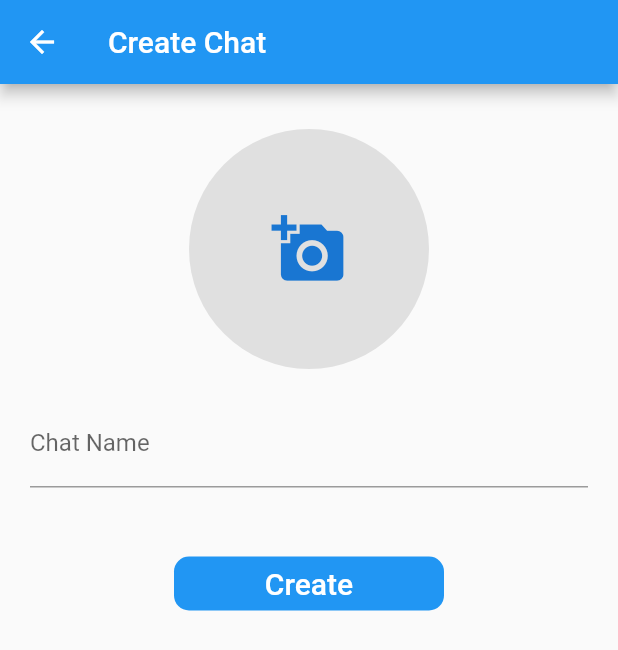
After one commit to louga31/mobile_chat, a Flutter app: the CreateChatScreen screen opened directly, on a phone screen of 412 x 824 dp. The commit adds this screen. Shown: the top 650 px of the screen. Run offline on Flutter 3.47's test engine with Material 2 defaults, Android fonts, the phone set to English and light mode, and no system bars; our stand-ins replace cached_network_image, cloud_firestore, email_validator, firebase_auth, firebase_messaging, firebase_storage and 2 more; accounts and stored records are empty.

Commit message:
1.0 Release

```diff
--- a/lib/main.dart
+++ b/lib/main.dart
@@ -1,5 +1,6 @@
 import 'package:firebase_auth/firebase_auth.dart';
 import 'package:flutter/material.dart';
+import 'package:image_picker/image_picker.dart';
 import 'package:mobile_chat/models/user_data.dart';
 import 'package:mobile_chat/screens/home_screen.dart';
 import 'package:mobile_chat/screens/login_screen.dart';
@@ -11,6 +12,7 @@ import 'package:provider/provider.dart';
 void main() {
   runApp(MultiProvider(providers: [
     ChangeNotifierProvider(create: (_) => UserData()),
+    Provider<ImagePicker>(create: (_) => ImagePicker()),
     Provider<AuthService>(create: (_) => AuthService()),
     Provider<DatabaseService>(create: (_) => DatabaseService()),
     Provider<StorageService>(create: (_) => StorageService()),
@@ -23,7 +25,7 @@ class MyApp extends StatelessWidget {
   Widget build(BuildContext context) {
     return MaterialApp(
       title: 'Flutter Firebase Chat',
-      debugShowCheckedModeBanner: false,
+      //debugShowCheckedModeBanner: false,
       theme: ThemeData(
         primaryColor: Colors.blue,
       ),
--- /dev/null
+++ b/lib/screens/create_chat_screen.dart
@@ -0,0 +1,117 @@
+import 'dart:io';
+
+import 'package:flutter/material.dart';
+import 'package:image_picker/image_picker.dart';
+import 'package:mobile_chat/models/user_data.dart';
+import 'package:mobile_chat/models/user_model.dart';
+import 'package:mobile_chat/screens/home_screen.dart';
+import 'package:mobile_chat/services/database_service.dart';
+import 'package:provider/provider.dart';
+
+class CreateChatScreen extends StatefulWidget {
+  final List<User> selectedUsers;
+
+  const CreateChatScreen({this.selectedUsers});
+
+  @override
+  _CreateChatScreenState createState() => _CreateChatScreenState();
+}
+
+class _CreateChatScreenState extends State<CreateChatScreen> {
+  final _nameFormKey = GlobalKey<FormFieldState>();
+  String _name = '';
+  File _image;
+  bool _isLoading = false;
+
+  _handleImageFromGallery() async {
+    PickedFile imageFile =
+        await Provider.of<ImagePicker>(context, listen: false)
+            .getImage(source: ImageSource.gallery);
+
+    if (imageFile != null) {
+      setState(() => _image = File(imageFile.path));
+    }
+  }
+
+  Widget _displayChatImage() {
+    return GestureDetector(
+      onTap: _handleImageFromGallery,
+      child: CircleAvatar(
+        radius: 80.0,
+        backgroundColor: Colors.grey[300],
+        backgroundImage: _image != null ? FileImage(_image) : null,
+        child: _image == null
+            ? const Icon(
+                Icons.add_a_photo,
+                size: 50.0,
+              )
+            : null,
+      ),
+    );
+  }
+
+  _submit() async {
+    if (_nameFormKey.currentState.validate() && !_isLoading) {
+      _nameFormKey.currentState.save();
+      if (_image != null) {
+        setState(() => _isLoading = true);
+        List<String> userIds =
+            widget.selectedUsers.map((user) => user.id).toList();
+        userIds
+            .add(Provider.of<UserData>(context, listen: false).currentUserID);
+        await Provider.of<DatabaseService>(context, listen: false)
+            .createChat(context, _name, _image, userIds);
+        Navigator.pushAndRemoveUntil(context,
+            MaterialPageRoute(builder: (_) => HomeScreen()), (route) => false);
+      }
+    }
+  }
+
+  @override
+  Widget build(BuildContext context) {
+    return Scaffold(
+      appBar: AppBar(
+        title: Text('Create Chat'),
+      ),
+      body: SingleChildScrollView(
+        child: Column(
+          children: [
+            _isLoading
+                ? LinearProgressIndicator(
+                    backgroundColor: Colors.blue[200],
+                    valueColor: AlwaysStoppedAnimation(Colors.blue),
+                  )
+                : const SizedBox.shrink(),
+            const SizedBox(height: 30.0),
+            _displayChatImage(),
+            Padding(
+              padding: const EdgeInsets.all(20.0),
+              child: TextFormField(
+                key: _nameFormKey,
+                decoration: InputDecoration(labelText: 'Chat Name'),
+                validator: (value) =>
+                    value.trim().isEmpty ? 'Please enter a chat name' : null,
+                onSaved: (newValue) => _name = newValue,
+              ),
+            ),
+            const SizedBox(height: 20.0),
+            Container(
+              width: 180.0,
+              child: FlatButton(
+                shape: RoundedRectangleBorder(
+                  borderRadius: BorderRadius.circular(10.0),
+                ),
+                color: Colors.blue,
+                onPressed: _submit,
+                child: Text(
+                  'Create',
+                  style: const TextStyle(color: Colors.white, fontSize: 20.0),
+                ),
+              ),
+            ),
+          ],
+        ),
+      ),
+    );
+  }
+}
--- a/lib/utilities/constants.dart
+++ b/lib/utilities/constants.dart
@@ -1,9 +1,12 @@
 import 'package:cloud_firestore/cloud_firestore.dart';
 import 'package:firebase_storage/firebase_storage.dart';
+import 'package:intl/intl.dart';
 
 final Firestore _db = Firestore.instance;
-final userRef = _db.collection('users');
+final usersRef = _db.collection('users');
 final chatsRef = _db.collection('chats');
 
 final FirebaseStorage _storage = FirebaseStorage.instance;
 final storageRef = _storage.ref();
+
+final DateFormat timeFormat = DateFormat('E, h:mm a');
```
Also changed, not shown: lib/screens/chat_screen.dart (added, +168 -0 lines), lib/screens/home_screen.dart (+93 -0 lines), lib/screens/seach_users_screen.dart (+12 -1 lines), lib/services/auth_service.dart (+22 -1 lines), lib/services/database_service.dart (+4 -4 lines), lib/widgets/message_bubble.dart (added, +87 -0 lines), firebase.json (added), 6 other files.
